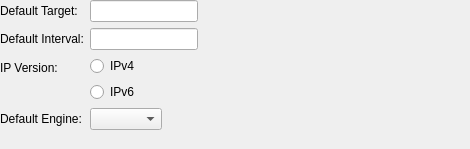
First picture: the form in src/components/RouteAnalyser/TargetSettingsPageWidget.ui, repository nedrysoft/pingnoo, before the edit.
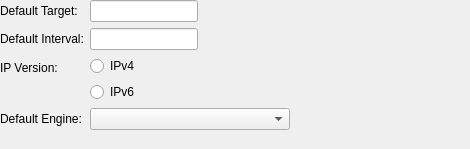
Second picture: the form after the edit.

Commit message:
fix: settings dialog
settings dialog should now be 100% functional, changing values in there should reflect in the application immediately and after restart.
fixed missing override specifiers in regexhostmasker settings page

What changed in the file:
```diff
--- a/src/components/RouteAnalyser/TargetSettingsPageWidget.ui
+++ b/src/components/RouteAnalyser/TargetSettingsPageWidget.ui
@@ -106,11 +106,17 @@
      <item row="3" column="1">
       <widget class="QComboBox" name="defaultEngineComboBox">
        <property name="sizePolicy">
-        <sizepolicy hsizetype="Minimum" vsizetype="Fixed">
+        <sizepolicy hsizetype="Expanding" vsizetype="Fixed">
          <horstretch>0</horstretch>
          <verstretch>0</verstretch>
         </sizepolicy>
        </property>
+       <property name="maximumSize">
+        <size>
+         <width>200</width>
+         <height>16777215</height>
+        </size>
+       </property>
       </widget>
      </item>
      <item row="4" column="1">
```
Left out of the diff: 4 changed lines with no effect on the pictures. The commit also changes 23 other files.
